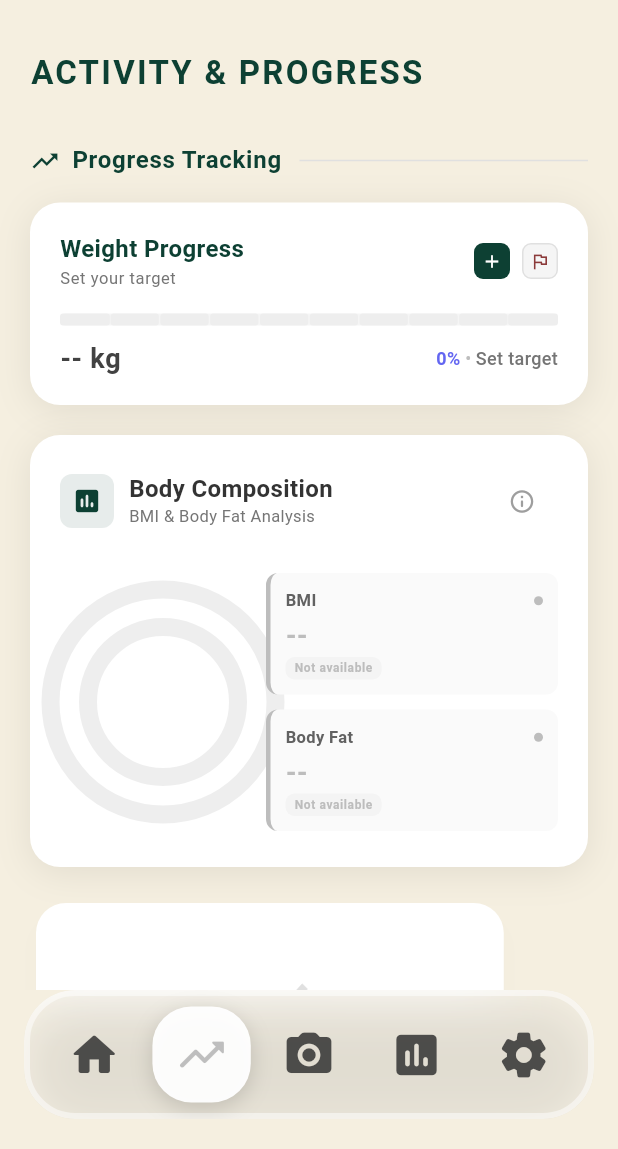
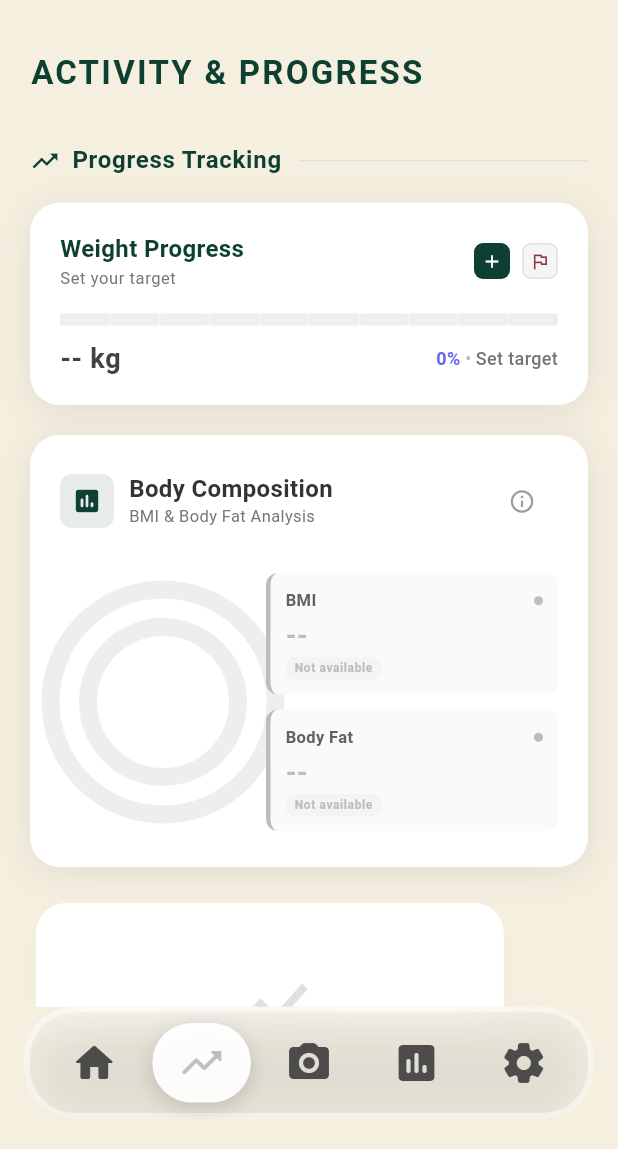
Before and after one commit to siho1117/food_cal, a Flutter app: the screen it shows after launch, item 2 of the bottom bar chosen, on a phone screen of 412 x 824 dp, the part 87-1236 px from its top. Run offline on Flutter 3.47's test engine with Material 3 defaults, Android fonts, the phone set to English and light mode, and no system bars; our stand-ins replace camera, flutter_dotenv, flutter_image_compress, get_it, image_gallery_saver, image_picker and 1 more; accounts and stored records are empty.

Commit message:
Your commit message here

```diff
--- a/lib/widgets/common/custom_bottom_nav.dart
+++ b/lib/widgets/common/custom_bottom_nav.dart
@@ -52,7 +52,7 @@ class CustomBottomNav extends StatelessWidget {
         right: 16.0,
         bottom: 20.0,
       ),
-      height: 86.0, // iPhone dock-inspired, slightly smaller for 5 icons
+      height: 75.0, // Moderate reduction for better proportions
       child: ClipRRect(
         borderRadius: BorderRadius.circular(34.0),
         child: BackdropFilter(
@@ -88,7 +88,7 @@ class CustomBottomNav extends StatelessWidget {
                   child: FractionallySizedBox(
                     widthFactor: 1 / _navIcons.length,
                     child: Container(
-                      height: 72.0,
+                      height: 62.0,
                       margin: const EdgeInsets.symmetric(horizontal: 3.0),
                       decoration: BoxDecoration(
                         color: Colors.white.withOpacity(0.95),
@@ -152,7 +152,7 @@ class CustomBottomNav extends StatelessWidget {
           onTap: () => onTap(index),
           borderRadius: BorderRadius.circular(26.0),
           child: Container(
-            height: 72.0,
+            height: 62.0,
             alignment: Alignment.center,
             child: AnimatedOpacity(
               duration: const Duration(milliseconds: 300),
@@ -161,7 +161,7 @@ class CustomBottomNav extends StatelessWidget {
               opacity: isActive ? 0.3 : 0.85,
               child: Icon(
                 icon,
-                size: 36.0, // iPhone dock-inspired, balanced for 5 icons
+                size: 32.0, // Moderate reduction for better balance
                 color: iconColor, // Uses theme text color
               ),
             ),
```
